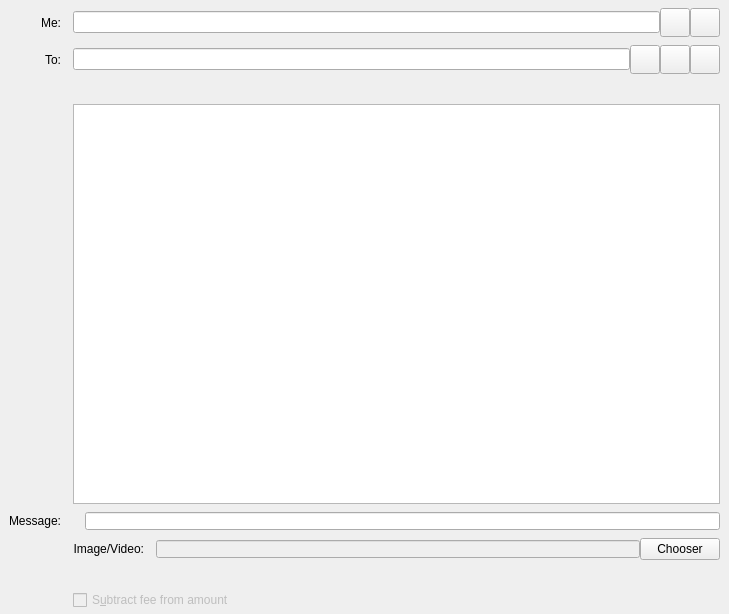
Before: the Qt Designer form src/qt/forms/chatentry.ui in mceme/ImageCoin, drawn with Qt 5.
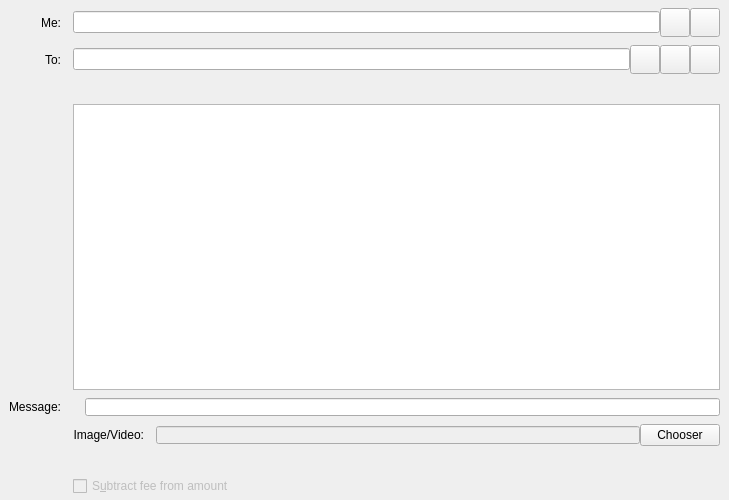
After: the same form once the commit is applied. Custom widgets are drawn as their Qt base class.

Patch:
```diff
--- a/src/qt/forms/chatentry.ui
+++ b/src/qt/forms/chatentry.ui
@@ -7,7 +7,7 @@
     <x>0</x>
     <y>0</y>
     <width>729</width>
-    <height>405</height>
+    <height>500</height>
    </rect>
   </property>
   <property name="focusPolicy">
@@ -44,7 +44,7 @@
       <property name="minimumSize">
        <size>
         <width>600</width>
-        <height>400</height>
+        <height>280</height>
        </size>
       </property>
      </widget>
```
Left out of the diff: 2 changed lines with no effect on the pictures.
